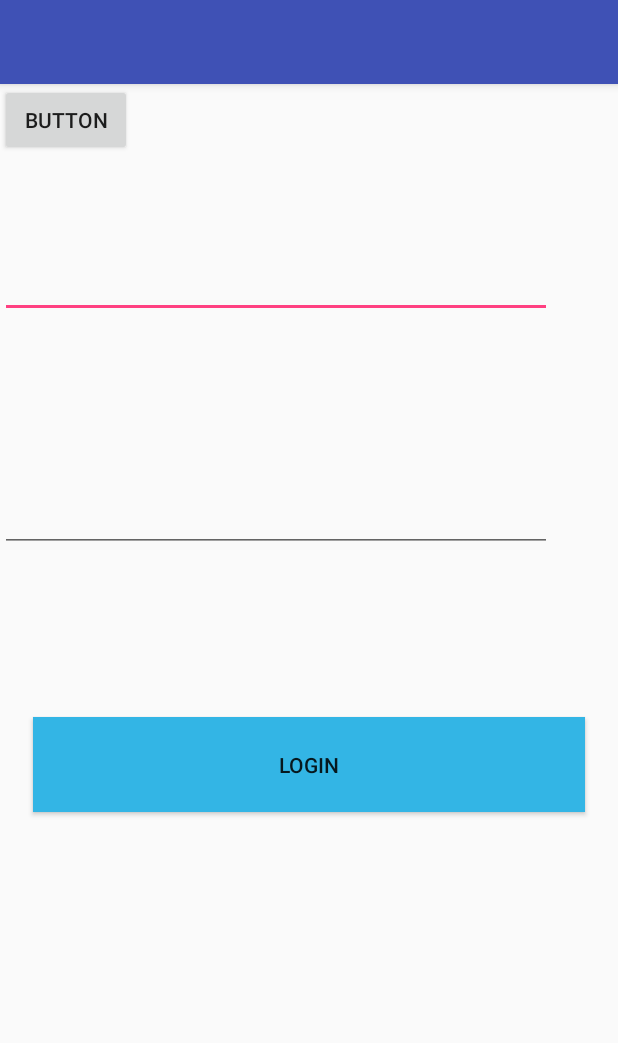
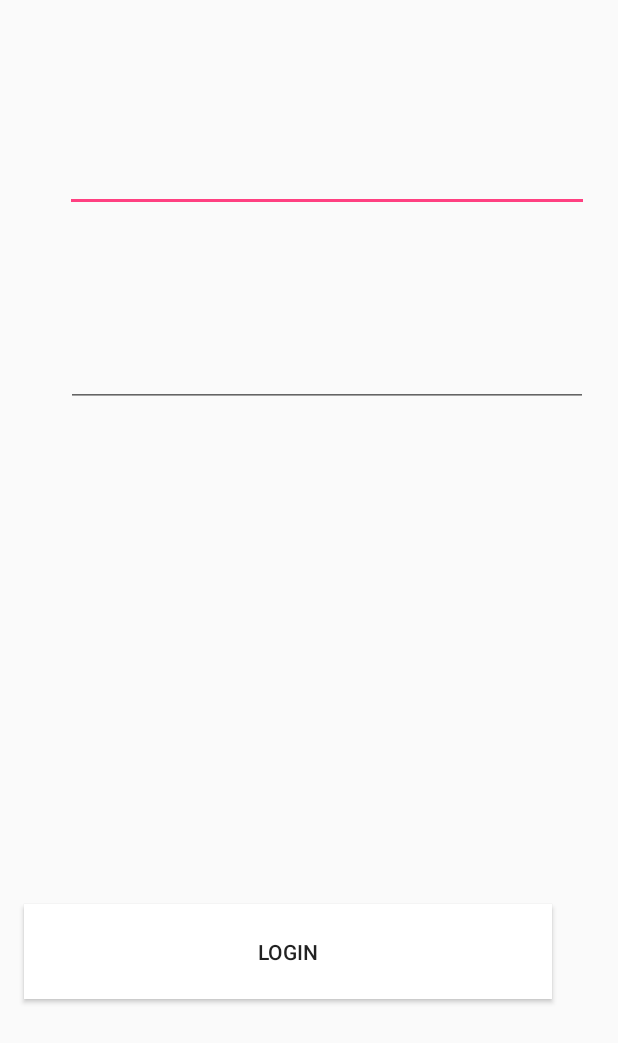
Before and after one commit to ajbolous/smartstation, an Android app: the layout activity_driver_login.xml on its own in the app's theme, with its tools: preview values and no code run, on a phone screen of 412 x 824 dp. Shown: the top 1043 px of the screen. Run offline under Robolectric (Android 15) with nearby library versions, the phone set to English and light mode, and no system bars; network calls fail.

Commit message:
added a lot of changes

```diff
--- a/smartstation-client/app/src/main/AndroidManifest.xml
+++ b/smartstation-client/app/src/main/AndroidManifest.xml
@@ -50,7 +50,11 @@
         <activity
             android:name=".Activities.RoutesListActivity"
             android:label="@string/title_activity_routes_list"
-            android:theme="@style/AppTheme.NoActionBar"></activity>
+            android:theme="@style/AppTheme.NoActionBar"/>
+        <activity
+            android:name=".Activities.DestinationsListActivity"
+            android:label="TicketDestinations"
+            android:theme="@style/AppTheme.NoActionBar"/>
     </application>
 
 </manifest>
--- a/smartstation-client/app/src/main/java/braudeproject/smartstations/Activities/RoutesListActivity.java
+++ b/smartstation-client/app/src/main/java/braudeproject/smartstations/Activities/RoutesListActivity.java
@@ -30,12 +30,8 @@ public class RoutesListActivity extends AppCompatActivity {
     protected void onCreate(Bundle savedInstanceState) {
         super.onCreate(savedInstanceState);
         setContentView(R.layout.activity_routes_list);
-        Toolbar toolbar = (Toolbar) findViewById(R.id.toolbar);
-
-        setSupportActionBar(toolbar);
 
         RoutesService.getAvailableRoutes("user1", new RequestCallback<Route[]>(){
-
             @Override
             public void onSuccess(Route[] routes) {
                 BaseAdapter adapter = new MyAdapter(routes);
--- /dev/null
+++ b/smartstation-client/app/src/main/java/braudeproject/smartstations/Models/ShortestRoutes.java
@@ -0,0 +1,4 @@
+package braudeproject.smartstations.Models;
+
+public class ShortestRoutes {
+}
--- a/smartstation-client/app/src/main/java/braudeproject/smartstations/Models/Station.java
+++ b/smartstation-client/app/src/main/java/braudeproject/smartstations/Models/Station.java
@@ -1,6 +1,8 @@
 package braudeproject.smartstations.Models;
 
 import com.google.gson.annotations.SerializedName;
+
+import braudeproject.smartstations.Services.Utils;
 
 public class Station {
 
@@ -39,4 +41,8 @@ public class Station {
         return lng;
     }
 
+    public double getDistance(double lat, double lng){
+        return Utils.haversine(lat, this.lat, lng, this.lng, 1, 1);
+    }
+
 }
--- a/smartstation-client/app/src/main/res/layout/activity_driver_login.xml
+++ b/smartstation-client/app/src/main/res/layout/activity_driver_login.xml
@@ -1,25 +1,44 @@
 <?xml version="1.0" encoding="utf-8"?>
-<android.support.design.widget.CoordinatorLayout xmlns:android="http://schemas.android.com/apk/res/android"
+<RelativeLayout xmlns:android="http://schemas.android.com/apk/res/android"
     xmlns:app="http://schemas.android.com/apk/res-auto"
     xmlns:tools="http://schemas.android.com/tools"
     android:layout_width="match_parent"
     android:layout_height="match_parent"
     tools:context=".Activities.DriverLogin">
 
-    <android.support.design.widget.AppBarLayout
-        android:layout_width="match_parent"
+
+    <Button
+        android:id="@+id/btnLogin"
+        android:layout_width="352dp"
+        android:layout_height="63dp"
+        android:layout_alignParentBottom="true"
+        android:layout_alignParentStart="true"
+        android:layout_marginBottom="158dp"
+        android:layout_marginStart="16dp"
+        android:background="@android:color/background_light"
+        android:text="Login" />
+
+    <EditText
+        android:id="@+id/txtDriverId"
+        android:layout_width="349dp"
         android:layout_height="wrap_content"
-        android:theme="@style/AppTheme.AppBarOverlay">
+        android:layout_alignParentEnd="true"
+        android:layout_alignParentTop="true"
+        android:layout_marginEnd="19dp"
+        android:layout_marginTop="96dp"
+        android:ems="10"
+        android:inputType="textPersonName" />
 
-        <android.support.v7.widget.Toolbar
-            android:id="@+id/toolbar"
-            android:layout_width="match_parent"
-            android:layout_height="?attr/actionBarSize"
-            android:background="?attr/colorPrimary"
-            app:popupTheme="@style/AppTheme.PopupOverlay" />
+    <EditText
+        android:id="@+id/txtPassword"
+        android:layout_width="348dp"
+        android:layout_height="wrap_content"
+        android:layout_alignParentEnd="true"
+        android:layout_alignParentTop="true"
+        android:layout_marginEnd="20dp"
+        android:layout_marginTop="226dp"
+        android:ems="10"
+        android:inputType="textPersonName"
+        android:password="true" />
 
-    </android.support.design.widget.AppBarLayout>
-
-    <include layout="@layout/content_driver_login" />
-
-</android.support.design.widget.CoordinatorLayout>
+</RelativeLayout>
--- a/smartstation-client/app/src/main/res/layout/content_driver_login.xml
+++ /dev/null
@@ -1,51 +0,0 @@
-<?xml version="1.0" encoding="utf-8"?>
-<android.support.constraint.ConstraintLayout xmlns:android="http://schemas.android.com/apk/res/android"
-    xmlns:app="http://schemas.android.com/apk/res-auto"
-    xmlns:tools="http://schemas.android.com/tools"
-    android:layout_width="match_parent"
-    android:layout_height="match_parent"
-    app:layout_behavior="@string/appbar_scrolling_view_behavior"
-    tools:context=".Activities.DriverLogin"
-    tools:showIn="@layout/activity_driver_login">
-
-    <Button
-        android:id="@+id/btnLogin"
-        android:layout_width="368dp"
-        android:layout_height="63dp"
-        android:layout_marginBottom="172dp"
-        android:background="@android:color/holo_blue_light"
-        android:text="Login"
-        app:layout_constraintBottom_toBottomOf="parent"
-        app:layout_constraintEnd_toEndOf="parent"
-        app:layout_constraintStart_toStartOf="parent"
-        app:layout_constraintTop_toBottomOf="@+id/txtPassword" />
-
-    <EditText
-        android:id="@+id/txtDriverId"
-        android:layout_width="368dp"
-        android:layout_height="wrap_content"
-        android:ems="10"
-        android:inputType="textPersonName"
-        app:layout_constraintBottom_toTopOf="@+id/txtPassword"
-        app:layout_constraintTop_toTopOf="parent"
-        tools:layout_editor_absoluteX="8dp" />
-
-    <EditText
-        android:id="@+id/txtPassword"
-        android:layout_width="368dp"
-        android:layout_height="wrap_content"
-        android:ems="10"
-        android:inputType="textPersonName"
-        android:password="true"
-        app:layout_constraintBottom_toTopOf="@+id/btnLogin"
-        app:layout_constraintTop_toBottomOf="@+id/txtDriverId"
-        tools:layout_editor_absoluteX="8dp" />
-
-    <Button
-        android:id="@+id/btnDelete"
-        android:layout_width="wrap_content"
-        android:layout_height="wrap_content"
-        android:text="Button"
-        tools:layout_editor_absoluteX="33dp"
-        tools:layout_editor_absoluteY="357dp" />
-</android.support.constraint.ConstraintLayout>
```
Also changed, not shown: smartstation-client/app/src/main/java/braudeproject/smartstations/Activities/DriverLogin.java (+0 -13 lines), smartstation-client/app/src/main/java/braudeproject/smartstations/Activities/DriverMapActivity.java (+4 -4 lines), smartstation-client/app/src/main/java/braudeproject/smartstations/Activities/MainActivity.java (+5 -20 lines), smartstation-client/app/src/main/java/braudeproject/smartstations/Activities/MapsActivity.java (+32 -10 lines), smartstation-client/app/src/main/java/braudeproject/smartstations/Activities/RouteChooseActivity.java (added, +58 -0 lines), smartstation-client/app/src/main/java/braudeproject/smartstations/Services/Config.java (added, +25 -0 lines), smartstation-client/app/src/main/java/braudeproject/smartstations/Services/RoutesService.java (+16 -4 lines), smartstation-client/app/src/main/java/braudeproject/smartstations/Services/Utils.java (added, +23 -0 lines), smartstation-client/app/src/main/res/layout/activity_maps.xml (+4 -3 lines), smartstation-client/app/src/main/res/layout/activity_routes_list.xml (+5 -16 lines), smartstation-client/app/src/main/res/layout/activity_routes_map.xml (added, +22 -0 lines), smartstation-client/app/src/main/res/layout/content_routes_list.xml (deleted, +0 -17 lines), 1 other file.
